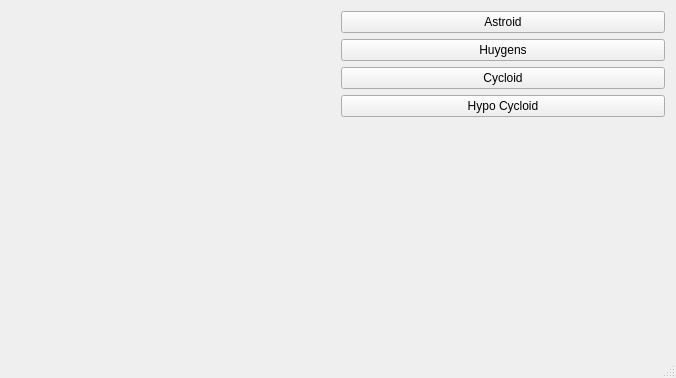
This is mainwindow.ui in DenorJanes/QtCurvesCPP as Qt 5 draws it before an edit. The edited form follows.
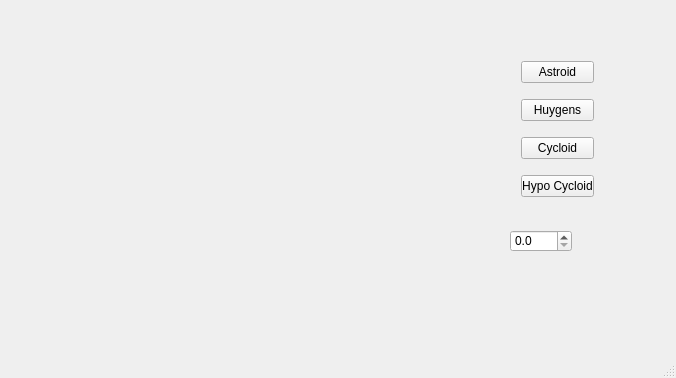
This is the edited form. Custom widgets are drawn as their Qt base class.

Commit message: Changable scale as a ui feature

Patch:
```diff
--- a/mainwindow.ui
+++ b/mainwindow.ui
@@ -14,13 +14,15 @@
    <string>MainWindow</string>
   </property>
   <widget class="QWidget" name="centralWidget">
-   <layout class="QGridLayout" name="gridLayout">
-    <item row="0" column="0">
-     <layout class="QHBoxLayout" name="horizontalLayout">
-      <item>
-       <widget class="RenderArea" name="renderArea" native="true"/>
-      </item>
-      <item>
+   <widget class="QWidget" name="">
+    <property name="geometry">
+     <rect>
+      <x>510</x>
+      <y>40</y>
+      <width>95</width>
+      <height>182</height>
+     </rect>
+    </property>
        <layout class="QVBoxLayout" name="verticalLayout">
         <item>
          <widget class="QPushButton" name="btnAstroid">
@@ -50,31 +52,34 @@
           </property>
          </widget>
         </item>
-        <item>
-         <spacer name="verticalSpacer">
-          <property name="orientation">
-           <enum>Qt::Vertical</enum>
-          </property>
-          <property name="sizeHint" stdset="0">
-           <size>
-            <width>20</width>
-            <height>40</height>
-           </size>
-          </property>
-         </spacer>
-        </item>
-       </layout>
-      </item>
-     </layout>
-    </item>
-   </layout>
-   <zorder>renderArea</zorder>
-   <zorder>btnAstroid</zorder>
-   <zorder>btnHuygens</zorder>
-   <zorder>Cycloid</zorder>
-   <zorder>btnHypo</zorder>
-   <zorder>verticalSpacer</zorder>
-   <zorder></zorder>
+    </layout>
+   </widget>
+   <widget class="RenderArea" name="renderArea" native="true">
+    <property name="geometry">
+     <rect>
+      <x>40</x>
+      <y>30</y>
+      <width>381</width>
+      <height>291</height>
+     </rect>
+    </property>
+   </widget>
+   <widget class="QDoubleSpinBox" name="spinScale">
+    <property name="geometry">
+     <rect>
+      <x>510</x>
+      <y>230</y>
+      <width>62</width>
+      <height>22</height>
+     </rect>
+    </property>
+    <property name="decimals">
+     <number>1</number>
+    </property>
+    <property name="singleStep">
+     <double>0.100000000000000</double>
+    </property>
+   </widget>
   </widget>
   <widget class="QStatusBar" name="statusBar"/>
  </widget>
```
Lines whose indentation alone changed are shown as unchanged. The commit also changes 5 other files.
